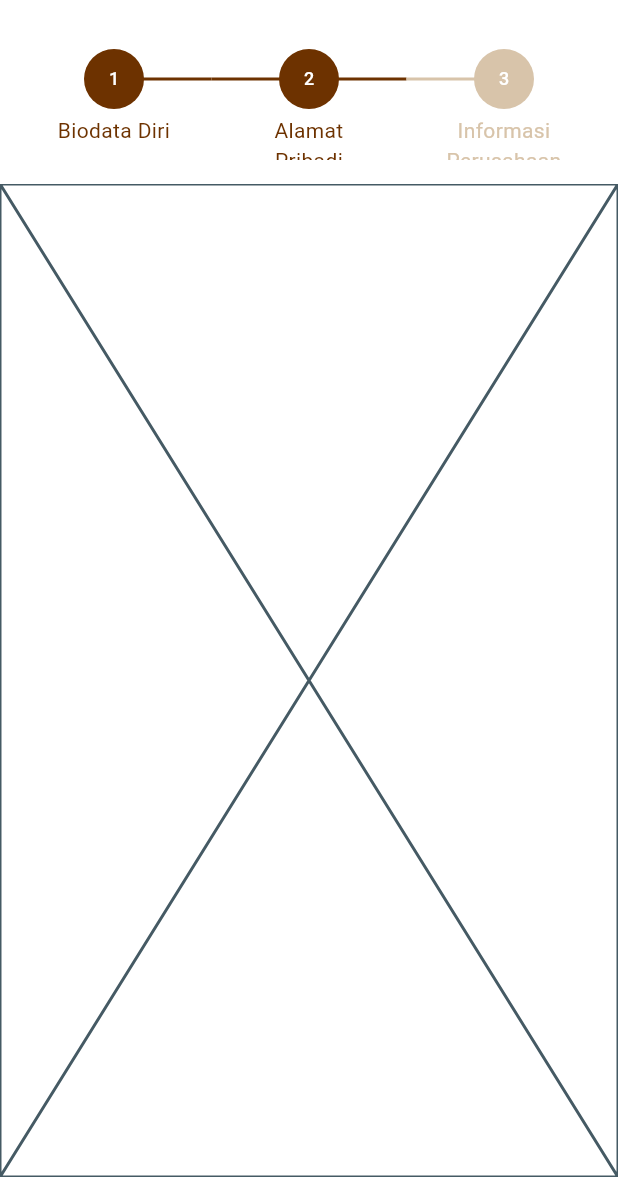
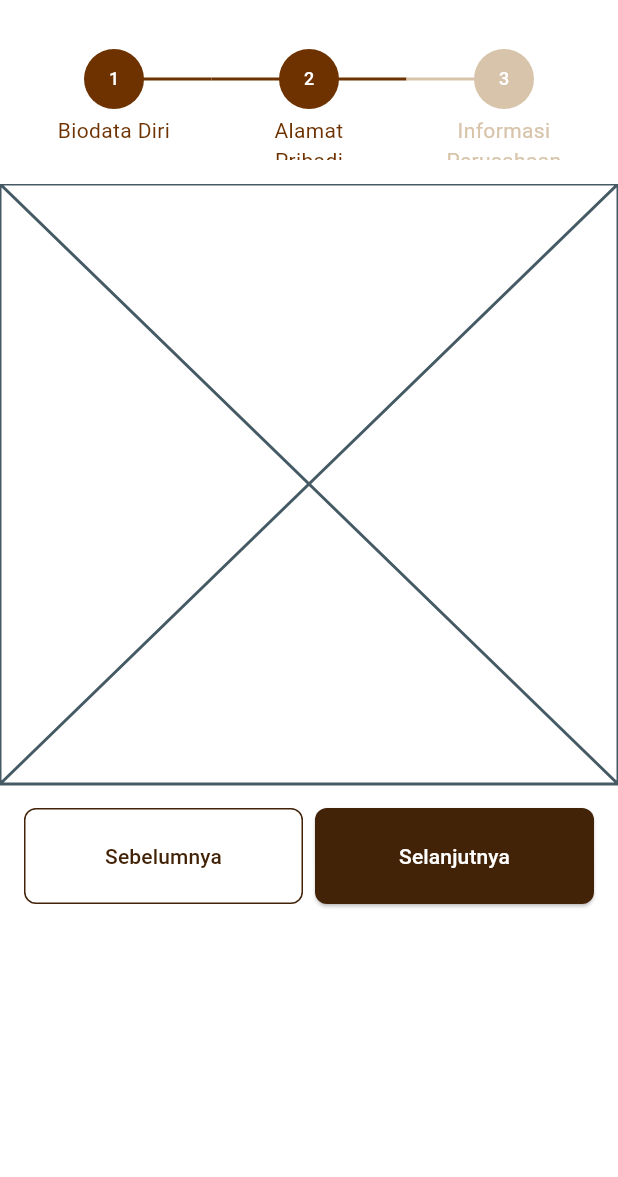
Before and after one commit to Leguna/ahmad_tuflihun_mobile_dev_test_fast_eight, a Flutter app: the EditProfilePage screen opened by its route, after a tap on an icon or button, on a phone screen of 412 x 824 dp, the part 59-1236 px from its top. Run offline on Flutter 3.47's test engine with Material 3 defaults, Android fonts, the phone set to English and light mode, and no system bars; our stand-ins replace cached_network_image, flutter_bloc, flutter_dotenv, flutter_svg, freezed_annotation, get_it and 7 more; accounts and stored records are empty; network calls fail; project files that could hold a hidden picture were left out.

```diff
--- a/lib/home/home_page.dart
+++ b/lib/home/home_page.dart
@@ -21,16 +21,8 @@ class HomePage extends StatelessWidget {
     homeCubit.refreshController = RefreshController();
     return BlocBuilder<ProfileCubit, ProfileState>(
       builder: (context, state) {
-        final avatarPath = state.maybeWhen(
-          orElse: () => null,
-          photoProfilePicked: (path) => path,
-          profileLoaded: (UserMdl user) => user.image,
-        );
-        final userName = state.maybeWhen(
-              orElse: () => '',
-              profileLoaded: (UserMdl user) => user.name,
-            ) ??
-            '';
+        final avatarPath = context.select((ProfileCubit cubit) => cubit.user.image);
+        final userName = context.select((ProfileCubit cubit) => cubit.user.name)?? '';
         return MyScaffold(
           appBar: MyAppBar(
             title: context.read<AppBarCubit>().title,
--- a/lib/profile/alamat_pribadi_page.dart
+++ b/lib/profile/alamat_pribadi_page.dart
@@ -1,3 +1,5 @@
+import 'package:ahmad_tuflihun_mobile_dev_test_fast_eight/profile/widgets/profile_stepper_button.dart';
+import 'package:ahmad_tuflihun_mobile_dev_test_fast_eight/profile/widgets/stepper_next_button.dart';
 import 'package:flutter/material.dart';
 
 class AlamatPribadiPage extends StatelessWidget {
@@ -5,6 +7,12 @@ class AlamatPribadiPage extends StatelessWidget {
 
   @override
   Widget build(BuildContext context) {
-    return const Placeholder();
+    return const Column(
+      children: [
+        Placeholder(),
+        SizedBox(height: 16.0),
+        ProfileStepperButton(),
+      ],
+    );
   }
 }
--- a/lib/profile/biodata_diri_page.dart
+++ b/lib/profile/biodata_diri_page.dart
@@ -1,42 +1,18 @@
-import 'package:ahmad_tuflihun_mobile_dev_test_fast_eight/profile/widgets/stepper_next_button.dart';
 import 'package:flutter/material.dart';
-import 'package:flutter_bloc/flutter_bloc.dart';
 
-import 'bloc/profile_cubit.dart';
+import 'widgets/profile_stepper_button.dart';
 
 class BiodataDiriPage extends StatelessWidget {
   const BiodataDiriPage({super.key});
 
   @override
   Widget build(BuildContext context) {
-    final c = context.read<ProfileCubit>();
-    return SingleChildScrollView(
+    return const SingleChildScrollView(
       child: Column(
         children: [
-          const Placeholder(),
-          const SizedBox(height: 8),
-          BlocBuilder<ProfileCubit, ProfileState>(
-            builder: (context, state) {
-              return StepperNextButton(
-                isLastStep: c.currentStep == 2,
-                isFirstStep: c.currentStep == 0,
-                height: 64,
-                onPressed: (index) {
-                  switch (index) {
-                    case 0:
-                      context.read<ProfileCubit>().submit();
-                      break;
-                    case 1:
-                      context.read<ProfileCubit>().nextStep();
-                      break;
-                    case -1:
-                      context.read<ProfileCubit>().previousStep();
-                      break;
-                  }
-                },
-              );
-            },
-          ),
+          Placeholder(),
+          SizedBox(height: 16),
+          ProfileStepperButton(),
         ],
       ),
     );
--- a/lib/profile/bloc/profile_state.dart
+++ b/lib/profile/bloc/profile_state.dart
@@ -6,10 +6,6 @@ class ProfileState with _$ProfileState {
 
   const factory ProfileState.photoProfilePicked(String path) =
       _PhotoProfilePicked;
-
-  const factory ProfileState.profileSaved() = _ProfileSaved;
-
-  const factory ProfileState.addressSaved() = _AddressSaved;
 
   const factory ProfileState.loading() = _Loading;
 
@@ -20,4 +16,16 @@ class ProfileState with _$ProfileState {
   const factory ProfileState.submit() = _Submit;
 
   const factory ProfileState.profileLoaded(UserMdl user) = _ProfileLoaded;
+
+  const factory ProfileState.profileUpdated(UserMdl user) = _ProfileUpdated;
+
+  const factory ProfileState.addressLoaded(AddressMdl address) = _AddressLoaded;
+
+  const factory ProfileState.addressUpdated(AddressMdl address) =
+      _AddressUpdated;
+
+  const factory ProfileState.companyLoaded(CompanyMdl company) = _CompanyLoaded;
+
+  const factory ProfileState.companyUpdated(CompanyMdl company) =
+      _CompanyUpdated;
 }
--- a/lib/profile/edit_profile_page.dart
+++ b/lib/profile/edit_profile_page.dart
@@ -41,6 +41,9 @@ class _EditProfilePageState extends State<EditProfilePage> {
             stepperToggled: (index) {
               controller.jumpToPage(index);
             },
+            submit: () {
+              Navigator.pop(context);
+            },
             orElse: () {},
           );
         },
--- a/lib/profile/informasi_perusahaan_page.dart
+++ b/lib/profile/informasi_perusahaan_page.dart
@@ -1,10 +1,18 @@
 import 'package:flutter/material.dart';
+
+import 'widgets/profile_stepper_button.dart';
 
 class InformasiPerusahaanPage extends StatelessWidget {
   const InformasiPerusahaanPage({super.key});
 
   @override
   Widget build(BuildContext context) {
-    return const Placeholder();
+    return const Column(
+      children: [
+        Placeholder(),
+        SizedBox(height: 16.0),
+        ProfileStepperButton(),
+      ],
+    );
   }
 }
--- a/lib/profile/widgets/profile_menu_list.dart
+++ b/lib/profile/widgets/profile_menu_list.dart
@@ -45,7 +45,7 @@ class ProfileMenuList extends StatelessWidget {
           },
           child: ListTile(
             style: ListTileStyle.drawer,
-            title: Text(Strings.informasiPribadi),
+            title: const Text(Strings.informasiPribadi),
             leading: Container(
                 padding: const EdgeInsets.all(8),
                 decoration: BoxDecoration(
--- /dev/null
+++ b/lib/profile/widgets/profile_stepper_button.dart
@@ -0,0 +1,36 @@
+import 'package:flutter/material.dart';
+import 'package:flutter_bloc/flutter_bloc.dart';
+
+import '../bloc/profile_cubit.dart';
+import 'stepper_next_button.dart';
+
+class ProfileStepperButton extends StatelessWidget {
+  const ProfileStepperButton({super.key});
+
+  @override
+  Widget build(BuildContext context) {
+    final c = context.read<ProfileCubit>();
+    return BlocBuilder<ProfileCubit, ProfileState>(
+      builder: (context, state) {
+        return StepperNextButton(
+          isLastStep: c.currentStep == 2,
+          isFirstStep: c.currentStep == 0,
+          height: 64,
+          onPressed: (index) {
+            switch (index) {
+              case 0:
+                context.read<ProfileCubit>().submit();
+                break;
+              case 1:
+                context.read<ProfileCubit>().nextStep();
+                break;
+              case -1:
+                context.read<ProfileCubit>().previousStep();
+                break;
+            }
+          },
+        );
+      },
+    );
+  }
+}
--- a/lib/profile/widgets/stepper_next_button.dart
+++ b/lib/profile/widgets/stepper_next_button.dart
@@ -7,7 +7,7 @@ class StepperNextButton extends StatelessWidget {
     super.key,
     this.isLastStep = false,
     this.isFirstStep = false,
-    this.height = 48,
+    this.height = 64,
     this.onPressed,
   });
 
```
Also changed, not shown: lib/profile/bloc/profile_cubit.dart (+14 -4 lines), lib/profile/widgets/header_profile.dart (+4 -11 lines).
